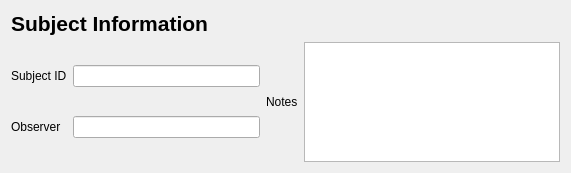
Above: libs/habutil/habit/HSubjectSettingsForm.ui from djsperka/habit2-src before the change. Below: the same form after it.
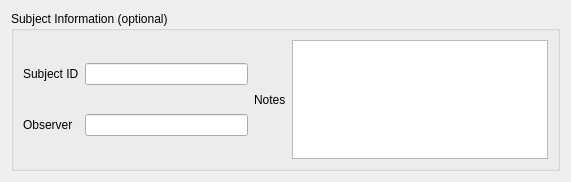
That is the form after the change.

Commit message: Add scroll bars to stimulus order selection area of the RunSettings dialog. Convert all three widgets to use group boxes. Closes #13.

Patch:
```diff
--- a/libs/habutil/habit/HSubjectSettingsForm.ui
+++ b/libs/habutil/habit/HSubjectSettingsForm.ui
@@ -7,27 +7,19 @@
     <x>0</x>
     <y>0</y>
     <width>571</width>
-    <height>173</height>
+    <height>182</height>
    </rect>
   </property>
   <property name="windowTitle">
    <string>Form</string>
   </property>
+  <layout class="QVBoxLayout" name="verticalLayout_2">
+   <item>
+    <widget class="QGroupBox" name="groupBox">
+     <property name="title">
+      <string>Subject Information (optional)</string>
+     </property>
   <layout class="QVBoxLayout" name="verticalLayout">
-   <item>
-    <widget class="QLabel" name="labelMain">
-     <property name="font">
-      <font>
-       <pointsize>16</pointsize>
-       <weight>75</weight>
-       <bold>true</bold>
-      </font>
-     </property>
-     <property name="text">
-      <string>Subject Information</string>
-     </property>
-    </widget>
-   </item>
    <item>
     <layout class="QHBoxLayout" name="horizontalLayout_2">
      <item>
@@ -69,6 +61,9 @@
       </layout>
      </item>
     </layout>
+      </item>
+     </layout>
+    </widget>
    </item>
   </layout>
  </widget>
```
Lines whose indentation alone changed are shown as unchanged. The commit also changes 2 other files.
